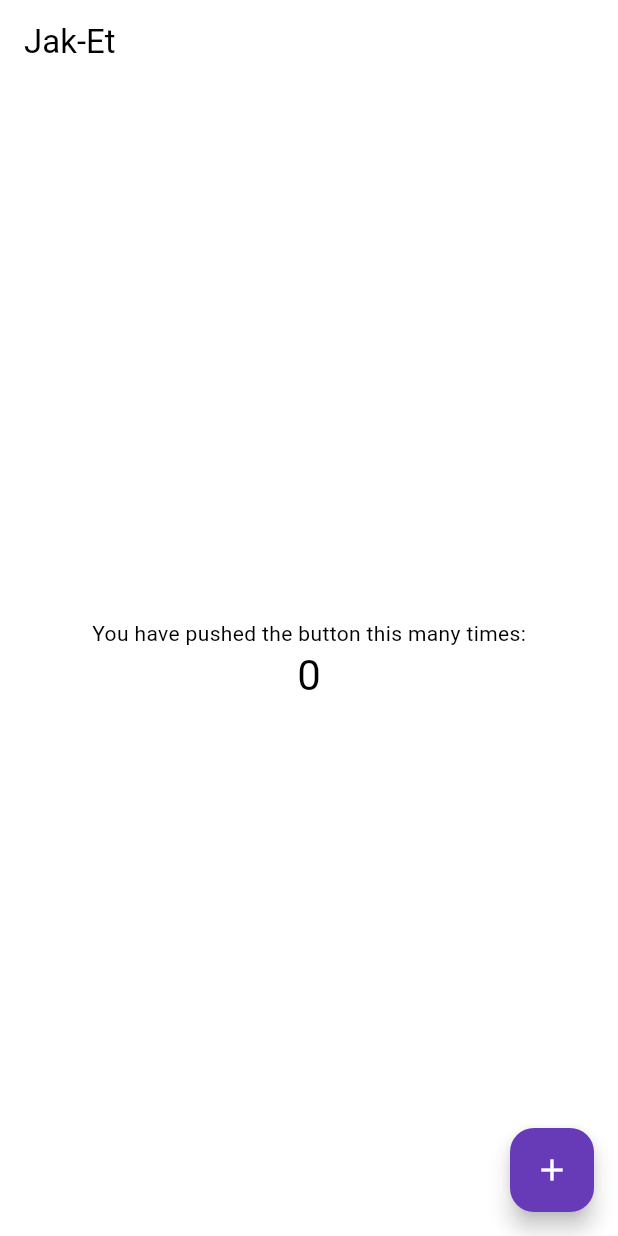
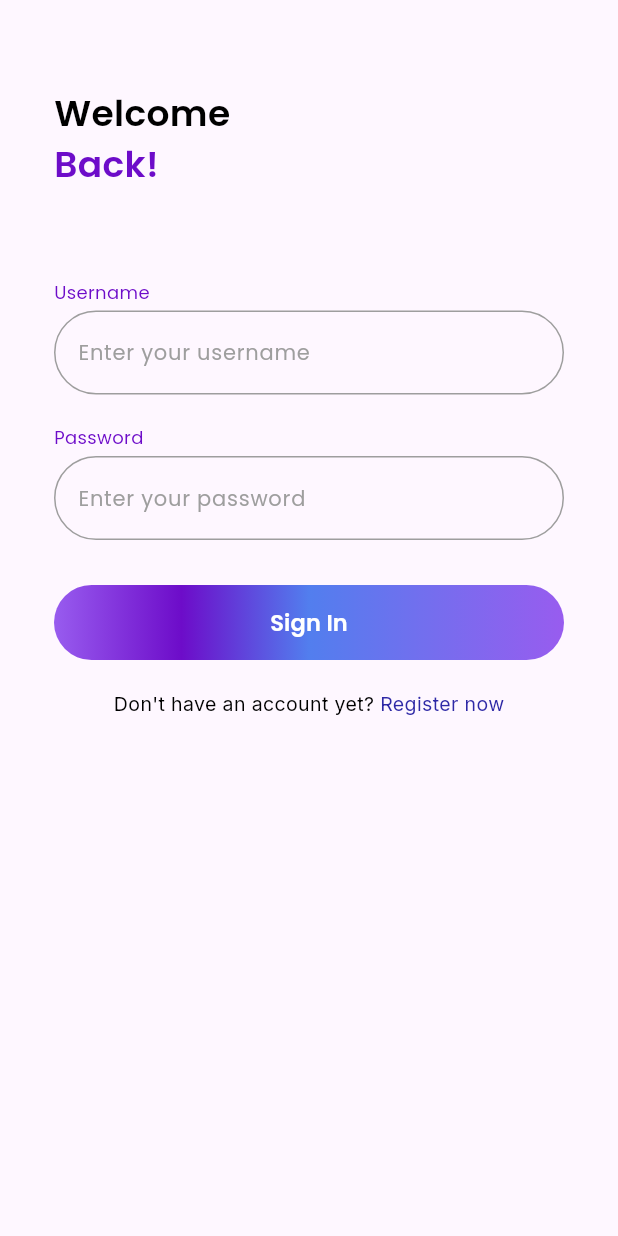
Before and after one commit to JakEt-JakartaGadget/JakEt-mobile, a Flutter app: the screen it shows after launch, on a phone screen of 412 x 824 dp. Run offline on Flutter 3.47's test engine with Material 3 defaults, Android fonts, the phone set to English and light mode, and no system bars; our stand-ins replace cached_network_image, flutter_svg, get, google_fonts; missing offline and left inert: pbp_django_auth; project files that could hold a hidden picture were left out.

Commit message:
authentication on flutter finish

```diff
--- a/lib/main.dart
+++ b/lib/main.dart
@@ -1,4 +1,6 @@
 import 'package:flutter/material.dart';
+import 'package:get/get_navigation/src/root/get_material_app.dart';
+import 'package:jaket_mobile/presentation/authentication/login.dart';
 import 'package:jaket_mobile/presentation/homepage/homepage.dart';
 import 'package:pbp_django_auth/pbp_django_auth.dart';
 import 'package:provider/provider.dart';
@@ -17,15 +19,13 @@ class MyApp extends StatelessWidget {
         CookieRequest request = CookieRequest();
         return request;
       },
-      child: MaterialApp(
-        title: 'Ayo Belanja',
+      child: GetMaterialApp(
+        title: 'JakEt',
         theme: ThemeData(
           useMaterial3: true,
-          colorScheme: ColorScheme.fromSwatch(
-            primarySwatch: Colors.deepPurple,
-          ).copyWith(secondary: Colors.deepPurple[400]),
-        ),
-        home: const MyHomePage(title: "Jak-Et",),
+          ),
+        home:  LoginPage(),
+        debugShowCheckedModeBanner: false,
       ),
     );
   }
--- /dev/null
+++ b/lib/presentation/authentication/login.dart
@@ -0,0 +1,318 @@
+import 'package:flutter/material.dart';
+import 'package:get/get.dart';
+import 'package:jaket_mobile/presentation/homepage/homepage.dart';
+import 'package:pbp_django_auth/pbp_django_auth.dart';
+import 'package:provider/provider.dart';
+import 'package:jaket_mobile/presentation/authentication/register.dart';
+import 'package:google_fonts/google_fonts.dart';
+
+class LoginPage extends StatefulWidget {
+  const LoginPage({super.key});
+
+  @override
+  State<LoginPage> createState() => _LoginPageState();
+}
+
+class _LoginPageState extends State<LoginPage> {
+  final TextEditingController _usernameController = TextEditingController();
+  final TextEditingController _passwordController = TextEditingController();
+  final GlobalKey<FormState> _formKey = GlobalKey<FormState>();
+  bool _isLoading = false;
+
+  @override
+  Widget build(BuildContext context) {
+    final request = context.watch<CookieRequest>();
+
+    return Scaffold(
+      body: Container(
+        child: SingleChildScrollView(
+          padding: const EdgeInsets.all(16.0),
+          child: Padding(
+            padding: const EdgeInsets.all(20.0),
+            child: Form(
+              key: _formKey,
+              child: Column(
+                mainAxisSize: MainAxisSize.min,
+                crossAxisAlignment: CrossAxisAlignment.start,
+                children: [
+                  Padding(
+                    padding: const EdgeInsets.only(top: 22.0),
+                    child: Text(
+                      'Welcome',
+                      style: GoogleFonts.poppins(
+                        textStyle: const TextStyle(
+                          fontSize: 24.0,
+                          fontWeight: FontWeight.bold,
+                          color: Colors.black,
+                        ),
+                      ),
+                    ),
+                  ),
+                  Text(
+                    'Back!',
+                    style: GoogleFonts.poppins(
+                      fontSize: 24.0,
+                      fontWeight: FontWeight.bold,
+                      color: Color(0xFF6D0CC9),
+                    ),
+                  ),
+                  const SizedBox(height: 60.0),
+                  Text(
+                    'Username',
+                    style: GoogleFonts.poppins(
+                      fontSize: 12.0,
+                      color: Color(0xFF6D0CC9),
+                    ),
+                  ),
+                  const SizedBox(height: 4.0),
+                  TextFormField(
+                    controller: _usernameController,
+                    decoration: InputDecoration(
+                      hintText: 'Enter your username',
+                      hintStyle: GoogleFonts.poppins(
+                        color: Colors.grey,
+                        fontSize: 14.0,
+                      ),
+                      enabledBorder: OutlineInputBorder(
+                        borderRadius: BorderRadius.circular(30.0),
+                        borderSide: const BorderSide(
+                          color: Colors.grey,
+                          width: 1.0,
+                        ),
+                      ),
+                      focusedBorder: OutlineInputBorder(
+                        borderRadius: BorderRadius.circular(30.0),
+                        borderSide: const BorderSide(
+                          color: Color.fromARGB(255, 141, 139, 139),
+                          width: 2.0,
+                        ),
+                      ),
+                      errorBorder: OutlineInputBorder(
+                        borderRadius: BorderRadius.circular(30.0),
+                        borderSide: const BorderSide(
+                          color: Colors.red,
+                          width: 2.0,
+                        ),
+                      ),
+                      focusedErrorBorder: OutlineInputBorder(
+                        borderRadius: BorderRadius.circular(30.0),
+                        borderSide: const BorderSide(
+                          color: Colors.red,
+                          width: 2.0,
+                        ),
+                      ),
+                    ),
+                    validator: (value) {
+                      if (value == null || value.isEmpty) {
+                        return 'Please enter your username';
+                      }
+                      return null;
+                    },
+                  ),
+                  const SizedBox(height: 20.0),
+                  Text(
+                    'Password',
+                    style: GoogleFonts.poppins(
+                      fontSize: 12.0,
+                      color: Color(0xFF6D0CC9),
+                    ),
+                  ),
+                  const SizedBox(height: 4.0),
+                  TextFormField(
+                    controller: _passwordController,
+                    obscureText: true,
+                    decoration: InputDecoration(
+                      hintText: 'Enter your password',
+                      hintStyle: GoogleFonts.poppins(
+                        color: Colors.grey,
+                        fontSize: 14.0,
+                      ),
+                      enabledBorder: OutlineInputBorder(
+                        borderRadius: BorderRadius.circular(30.0),
+                        borderSide: const BorderSide(
+                          color: Colors.grey,
+                          width: 1.0,
+                        ),
+                      ),
+                      focusedBorder: OutlineInputBorder(
+                        borderRadius: BorderRadius.circular(30.0),
+                        borderSide: const BorderSide(
+                          color: Color.fromARGB(255, 141, 139, 139),
+                          width: 2.0,
+                        ),
+                      ),
+                      errorBorder: OutlineInputBorder(
+                        borderRadius: BorderRadius.circular(30.0),
+                        borderSide: const BorderSide(
+                          color: Colors.red,
+                          width: 2.0,
+                        ),
+                      ),
+                      focusedErrorBorder: OutlineInputBorder(
+                        borderRadius: BorderRadius.circular(30.0),
+                        borderSide: const BorderSide(
+                          color: Colors.red,
+                          width: 2.0,
+                        ),
+                      ),
+                    ),
+                    validator: (value) {
+                      if (value == null || value.isEmpty) {
+                        return 'Please enter your password';
+                      }
+                      return null;
+                    },
+                  ),
+                  const SizedBox(height: 30.0),
+                  SizedBox(
+                    width: double.infinity,
+                    height: 50,
+                    child: ElevatedButton(
+                      style: ElevatedButton.styleFrom(
+                        backgroundColor: Colors.transparent,
+                        shadowColor: Colors.transparent,
+                        padding: EdgeInsets.zero,
+                      ),
+                      onPressed: _isLoading ? null : _handleLogin,
+                      child: Ink(
+                        decoration: BoxDecoration(
+                          gradient: const LinearGradient(
+                            colors: [
+                              Color(0xFF985CEF),
+                              Color(0xFF6D0CC9),
+                              Color(0xFF527EEE),
+                              Color(0xFF766DEE),
+                              Color(0xFF985CEF),
+                            ],
+                            begin: Alignment.centerLeft,
+                            end: Alignment.centerRight,
+                          ),
+                          borderRadius: BorderRadius.circular(30.0),
+                          border: Border.all(
+                            color: Colors.transparent,
+                            width: 2.0,
+                          ),
+                        ),
+                        child: Container(
+                          alignment: Alignment.center,
+                          child: _isLoading
+                              ? const CircularProgressIndicator(color: Colors.white)
+                              : Text(
+                                  'Sign In',
+                                  style: GoogleFonts.poppins(
+                                    fontSize: 15.0,
+                                    color: Colors.white,
+                                    fontWeight: FontWeight.w600,
+                                  ),
+                                ),
+                        ),
+                      ),
+                    ),
+                  ),
+                  const SizedBox(height: 20.0),
+                  Row(
+                    mainAxisAlignment: MainAxisAlignment.center,
+                    children: [
+                      Text(
+                        "Don't have an account yet? ",
+                        style: GoogleFonts.inter(
+                          color: Colors.black,
+                          fontSize: 13.0,
+                        ),
+                      ),
+                    GestureDetector(
+                      onTap: () {
+                        Navigator.push(
+                          context,
+                          MaterialPageRoute(builder: (context) => const RegisterPage()),
+                        );
+                      },
+                      child: Text(
+                        'Register now',
+                        style: GoogleFonts.inter(
+                          color: Color(0xFF2E29A6),
+                          fontSize: 13.0,
+                        ),
+                      ),
+                    ),
+                    ],
+                  ),
+                ],
+              ),
+            ),
+          ),
+        ),
+      ),
+    );
+  }
+
+  Future<void> _handleLogin() async {
+    if (!_formKey.currentState!.validate()) return;
+
+    setState(() {
+      _isLoading = true;
+    });
+
+    final request = context.read<CookieRequest>();
+    final String username = _usernameController.text.trim();
+    final String password = _passwordController.text.trim();
+
+    try {
+      final response = await request.login(
+        "http://127.0.0.1:8000//authenticate/login_app/",
+        // "http://192.168.1.100:8000/authenticate/login_app/",
+        {'username': username, 'password': password},
+      );
+
+      if (request.loggedIn) {
+        if (context.mounted) {
+          String message = response['message'] ?? 'Login successful';
+          String uname = response['username'] ?? username;
+
+          Get.off(() => const MyHomePage(title: 'jaket'));
+          ScaffoldMessenger.of(context)
+            ..hideCurrentSnackBar()
+            ..showSnackBar(
+                SnackBar(content: Text("$message, Welcome $uname!")));
+        }
+      } else {
+        _showErrorDialog(response['message'] ?? 'Login failed');
+      }
+    } catch (e) {
+      _showErrorDialog('An error occurred: $e');
+    } finally {
+      if (mounted) {
+        setState(() {
+          _isLoading = false;
+        });
+      }
+    }
+  }
+
+  void _showErrorDialog(String message) {
+    if (context.mounted) {
+      showDialog(
+        context: context,
+        builder: (context) => AlertDialog(
+          title: const Text('Error'),
+          content: Text(message),
+          actions: [
+            TextButton(
+              onPressed: () {
+                Navigator.pop(context);
+              },
+              child: const Text('OK'),
+            ),
+          ],
+        ),
+      );
+    }
+  }
+
+  @override
+  void dispose() {
+    _usernameController.dispose();
+    _passwordController.dispose();
+    super.dispose();
+  }
+}
--- a/lib/presentation/homepage/homepage.dart
+++ b/lib/presentation/homepage/homepage.dart
@@ -10,40 +10,9 @@ class MyHomePage extends StatefulWidget {
 }
 
 class _MyHomePageState extends State<MyHomePage> {
-  int _counter = 0;
-
-  void _incrementCounter() {
-    setState(() {
-      _counter++;
-    });
-  }
-
   @override
   Widget build(BuildContext context) {
     return Scaffold(
-      appBar: AppBar(
-        backgroundColor: Theme.of(context).colorScheme.inversePrimary,
-        title: Text(widget.title),
-      ),
-      body: Center(
-        child: Column(
-          mainAxisAlignment: MainAxisAlignment.center,
-          children: <Widget>[
-            const Text(
-              'You have pushed the button this many times:',
-            ),
-            Text(
-              '$_counter',
-              style: Theme.of(context).textTheme.headlineMedium,
-            ),
-          ],
-        ),
-      ),
-      floatingActionButton: FloatingActionButton(
-        onPressed: _incrementCounter,
-        tooltip: 'Increment',
-        child: const Icon(Icons.add),
-      ),
     );
   }
 }
```
Also changed, not shown: lib/presentation/authentication/register.dart (added, +313 -0 lines), pubspec.yaml (+9 -0 lines), assets/images/icon_app/Group 45@2x.svg (added), assets/images/icon_app/icon.svg (added), pubspec.lock.
